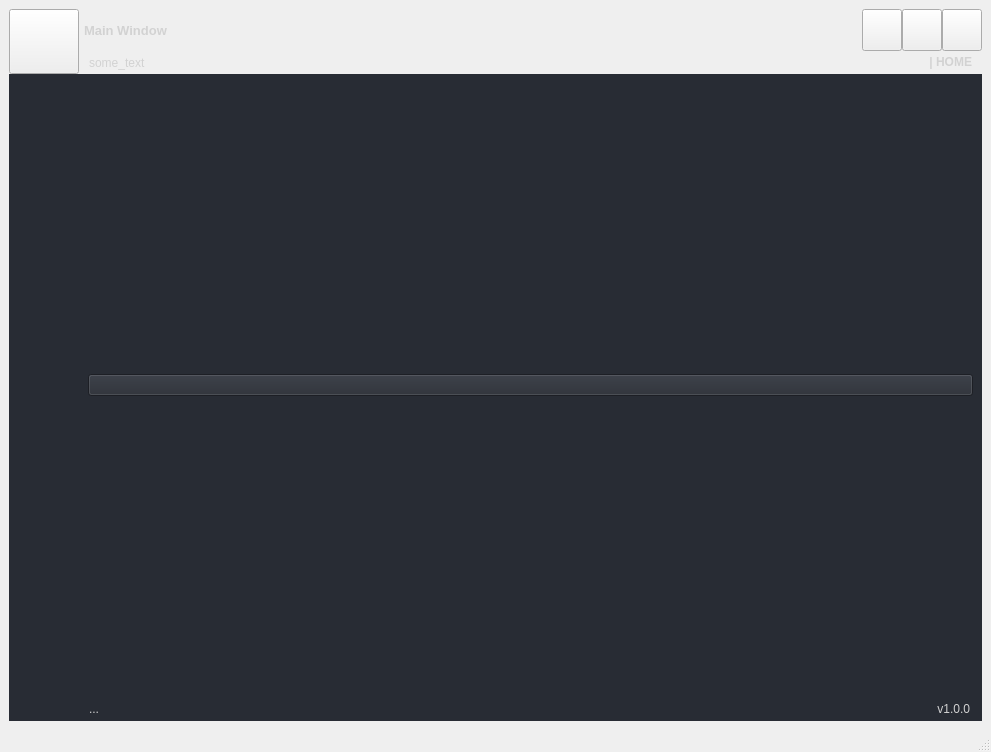
DariuszMak/python-standalone-gui-template, file src/ui/forms/main_window.ui: the form before one commit.
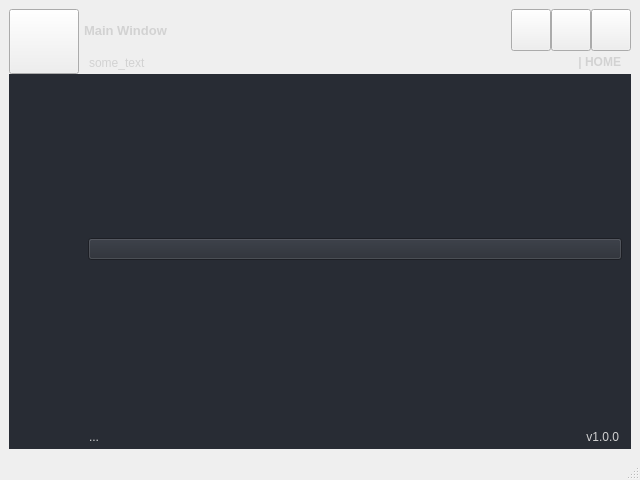
The form after the commit. Icons and pictures are not drawn.

Commit message: change form size

The edit to the form file:
```diff
--- a/src/ui/forms/main_window.ui
+++ b/src/ui/forms/main_window.ui
@@ -6,10 +6,16 @@
    <rect>
     <x>0</x>
     <y>0</y>
-    <width>991</width>
-    <height>752</height>
+    <width>640</width>
+    <height>480</height>
    </rect>
   </property>
+  <property name="minimumSize">
+   <size>
+    <width>500</width>
+    <height>400</height>
+   </size>
+  </property>
   <property name="windowTitle">
    <string>MainWindow</string>
   </property>
```
Left out of the diff: 2 changed lines with no effect on the pictures.
